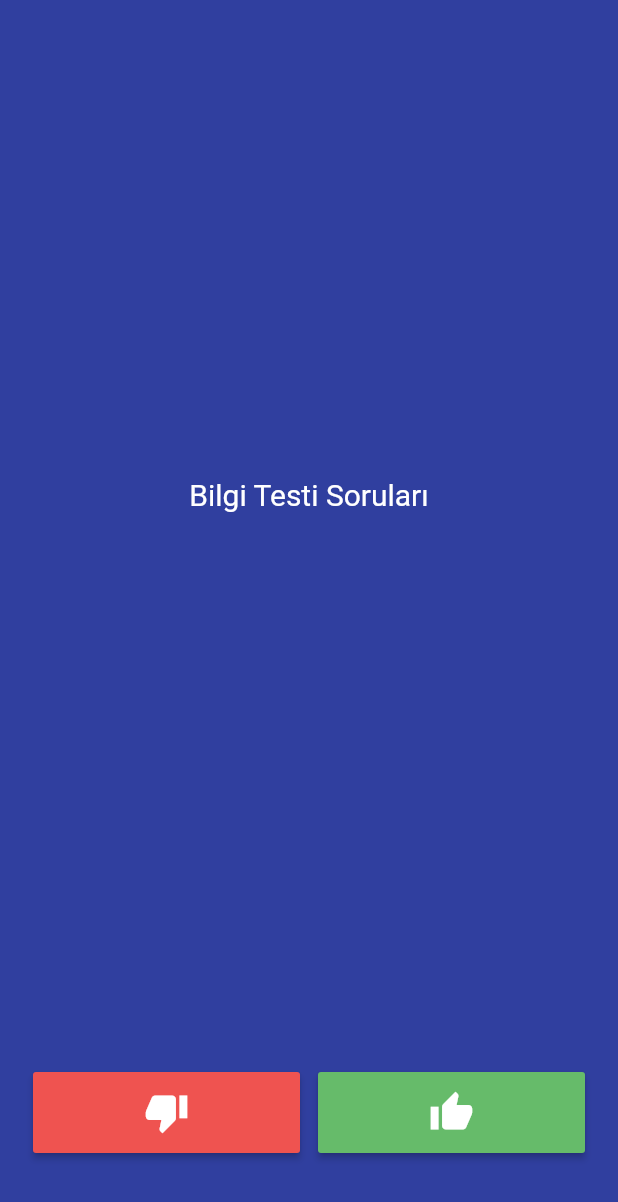
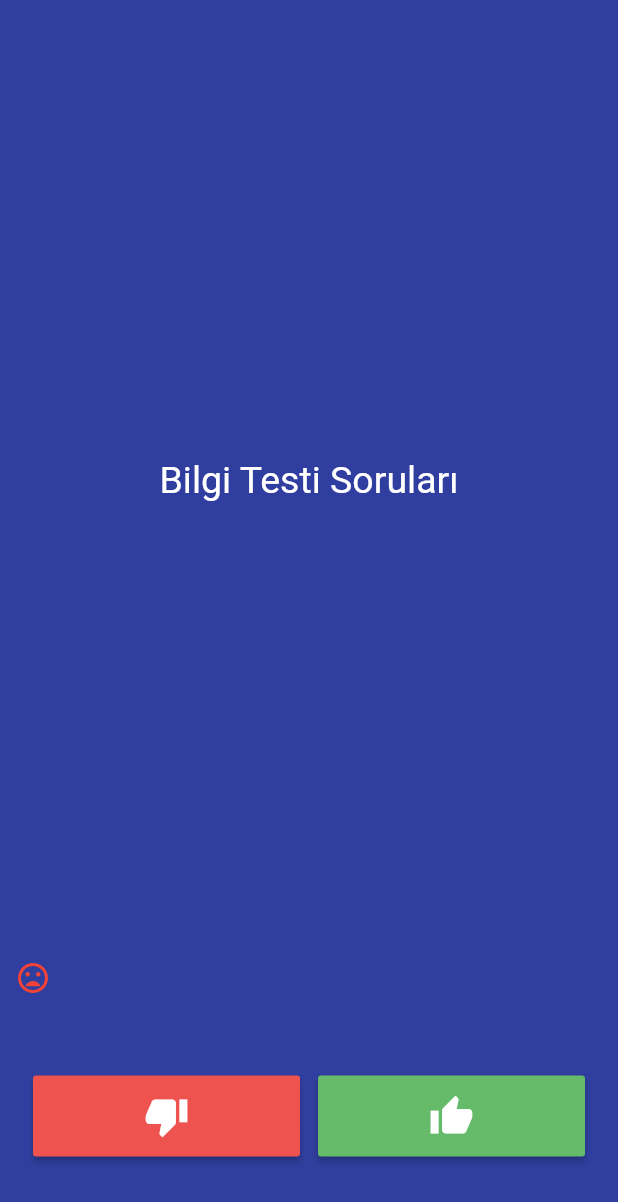
Before and after one commit to dogusipeksac/bilgitestiapp, a Flutter app: the screen it shows after launch, after a tap on the "thumb down" icon, on a phone screen of 412 x 824 dp. Shown: the top 1202 px of the screen. Run offline on Flutter 3.47's test engine with Material 2 defaults, Android fonts, the phone set to English and light mode, and no system bars.

Commit message:
wrap widgeti öğrenildi

```diff
--- /dev/null
+++ b/lib/constants.dart
@@ -0,0 +1,4 @@
+import 'package:flutter/material.dart';
+
+const Icon kDogruIconu=Icon(Icons.mood, color: Colors.green);
+const Icon kYanlisIconu=Icon(Icons.mood_bad, color: Colors.red);
--- a/lib/main.dart
+++ b/lib/main.dart
@@ -1,4 +1,6 @@
 import 'package:flutter/material.dart';
+
+import 'constants.dart';
 
 void main() => runApp(BilgiTesti());
 
@@ -12,7 +14,10 @@ class BilgiTesti extends StatelessWidget {
           child: Padding(
             padding: EdgeInsets.symmetric(horizontal: 10.0),
             child: SoruSayfasi(),
-                ))));
+          ),
+        ),
+      ),
+    );
   }
 }
 
@@ -22,6 +27,10 @@ class SoruSayfasi extends StatefulWidget {
 }
 
 class _SoruSayfasiState extends State<SoruSayfasi> {
+  List<Widget> secimler = [
+
+  ];
+
   @override
   Widget build(BuildContext context) {
     return Column(
@@ -37,12 +46,17 @@ class _SoruSayfasiState extends State<SoruSayfasi> {
                 'Bilgi Testi Soruları',
                 textAlign: TextAlign.center,
                 style: TextStyle(
-                  fontSize: 20.0,
+                  fontSize: 25.0,
                   color: Colors.white,
                 ),
               ),
             ),
           ),
+        ),
+        Wrap(
+          spacing: 10,
+          direction: Axis.horizontal,
+          children: secimler,
         ),
         Expanded(
           flex: 1,
@@ -60,8 +74,14 @@ class _SoruSayfasiState extends State<SoruSayfasi> {
                       Icons.thumb_down,
                       size: 30.0,
                     ),
-                          onPressed: () {},
-                        ))),
+                    onPressed: () {
+                      setState(() {
+                        secimler.add(kYanlisIconu);
+                      });
+                    },
+                  ),
+                ),
+              ),
               Expanded(
                 child: Padding(
                   padding: EdgeInsets.symmetric(horizontal: 6),
@@ -70,15 +90,18 @@ class _SoruSayfasiState extends State<SoruSayfasi> {
                     textColor: Colors.white,
                     color: Colors.green[400],
                     child: Icon(Icons.thumb_up, size: 30.0),
-                          onPressed: () {},
-                        ))),
-              ])),
-        )
+                    onPressed: () {
+                      setState(() {
+                        secimler.add(kDogruIconu);
+                      });
+                    },
+                  ),
+                ),
+              ),
+            ]),
+          ),
+        ),
       ],
     );
   }
-
-  Deneme(){
-
 }
-}
```
Lines whose indentation alone changed are shown as unchanged.
